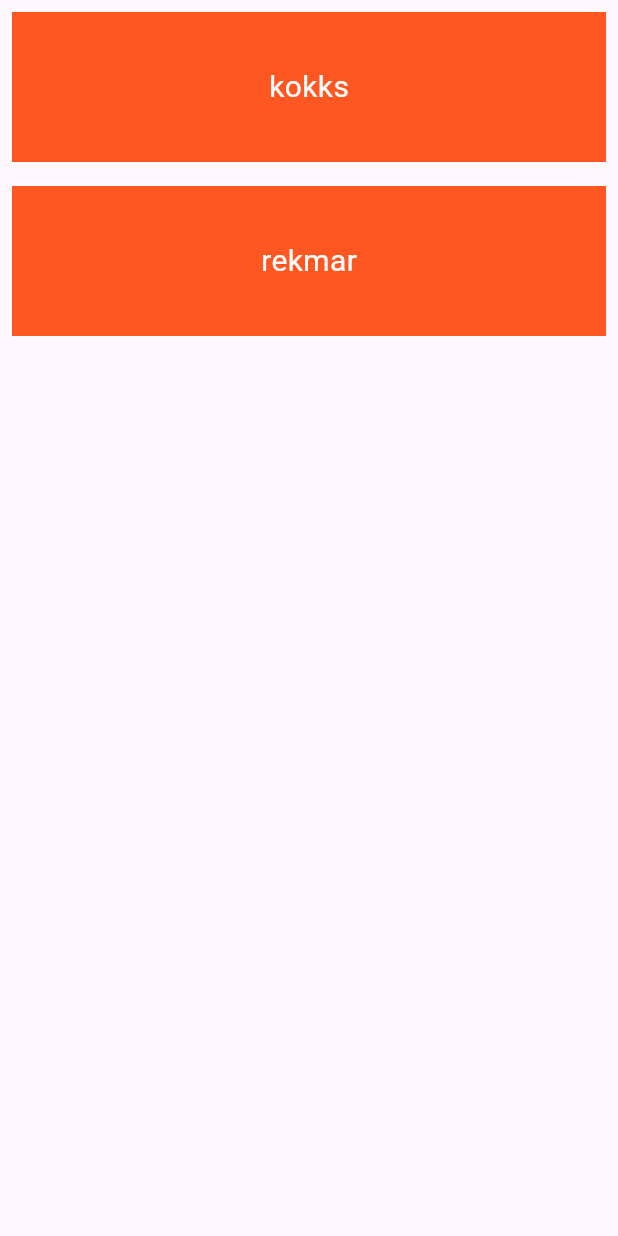
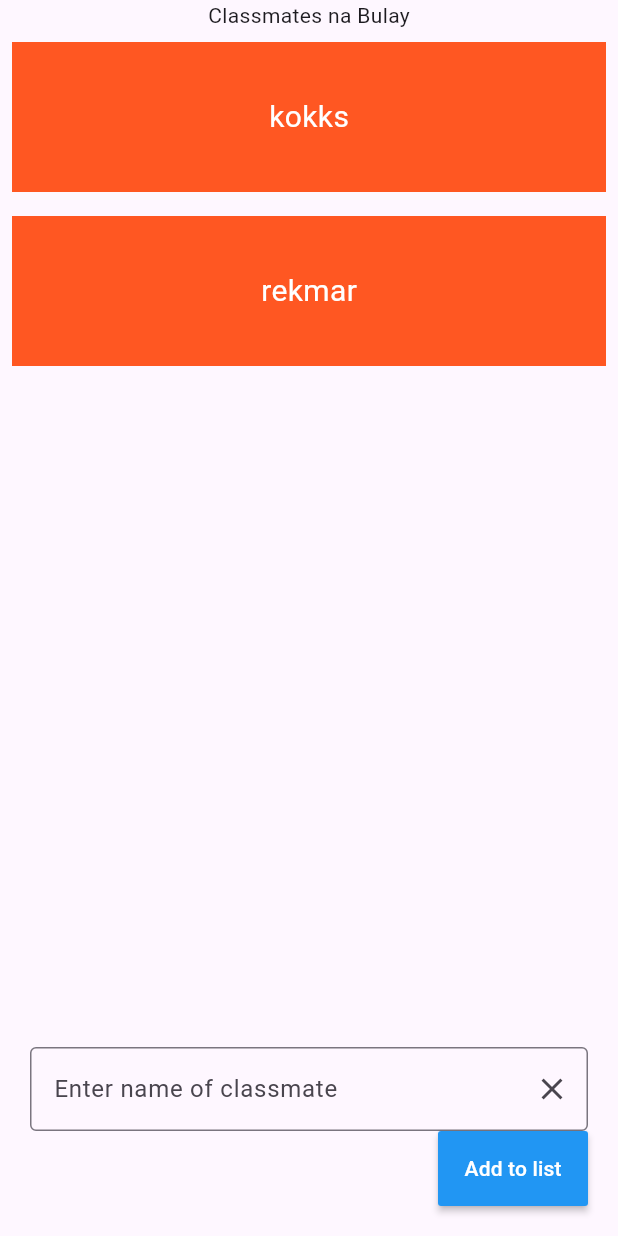
Before and after one commit to wingled22/IPTB-Flutter-Demo, a Flutter app: the screen it shows after launch, on a phone screen of 412 x 824 dp. Run offline on Flutter 3.47's test engine with Material 2 defaults, Android fonts, the phone set to English and light mode, and no system bars.

Commit message:
added click function

```diff
--- a/lib/listViewItem.dart
+++ b/lib/listViewItem.dart
@@ -8,7 +8,11 @@ class MyWidget extends StatelessWidget {
 
   @override
   Widget build(BuildContext context) {
-    return Padding(
+    return GestureDetector(
+      onTap: (){
+        print(nameOfCMate);
+      },
+      child: Padding(
               padding: EdgeInsets.all(8),
               child: Container(
                 height: 100,
@@ -24,6 +28,7 @@ class MyWidget extends StatelessWidget {
                         ),
 
               ),
+            ),
     );
   }
 }
--- a/lib/lvsample.dart
+++ b/lib/lvsample.dart
@@ -9,19 +9,66 @@ class LViewSample extends StatefulWidget {
 }
 
 class _LViewSampleState extends State<LViewSample> {
-  var listOfClassmates = [
-                "kokks",
-                "rekmar",
-              ];
+  final _tfController =  TextEditingController();
+  var listOfClassmates = ["kokks","rekmar"];
 
   @override
   Widget build(BuildContext context) {
     return Scaffold(
-      body: ListView.builder(
-        itemCount: listOfClassmates.length,
-        itemBuilder: (context, int index) {
-          return MyWidget( nameOfCMate: listOfClassmates[index],);
-        }
+      body: Column(
+        children: [
+          Text("Classmates na Bulay"),
+          Expanded(
+            child: ListView.builder(
+              itemCount: listOfClassmates.length,
+              itemBuilder: (context, int index) {
+                return MyWidget( nameOfCMate: listOfClassmates[index],);
+              }
+            ),
+          ),
+          Padding(
+            padding: EdgeInsets.all(20.0),
+            child: Column(
+              children: [
+                TextField(
+                    controller: _tfController,
+                    decoration:  InputDecoration(
+                    hintText: "Enter name of classmate",
+                    suffixIcon: IconButton(
+                      icon: const Icon(Icons.close),
+                      onPressed: (){
+                        _tfController.clear();
+                      },
+                    ),
+                    border: const OutlineInputBorder(
+                      borderSide: BorderSide(
+                        color: Colors.blue,
+                        width: 10,
+                        style: BorderStyle.solid
+                      )
+                    )
+                  ),
+                ),
+                Container(
+                  alignment: AlignmentDirectional.bottomEnd,
+                  child: MaterialButton(
+                    height: 50,
+                    minWidth: 100,
+                    child: const Text("Add to list",style: TextStyle(color: Colors.white),),
+                    color: Colors.blue,
+                    onPressed:(){
+                      setState(() {
+                        listOfClassmates.add(_tfController.text);
+                        _tfController.clear();
+                      });
+                    }
+                  ),
+                ),
+
+              ]
+              ),
+          ),
+        ],
       )
     );
   }
```
Lines whose indentation alone changed are shown as unchanged.
